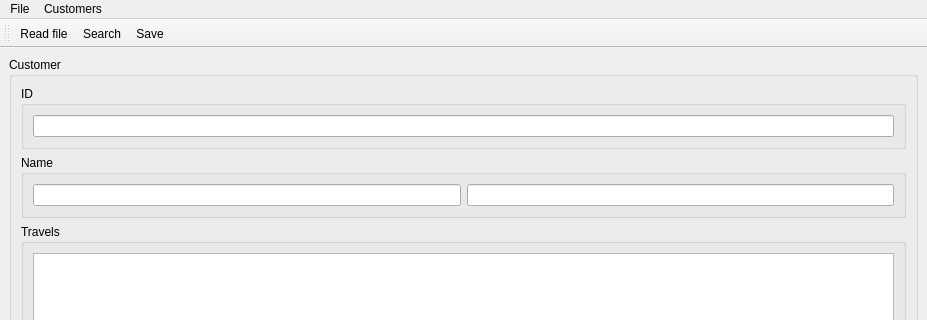
Before: the Qt Designer form src/ui/travelagencyui.ui in Bloeckchengrafik/pg2_1, drawn with Qt 5; both pictures show x 0 to 927 and y 0 to 320 of the 927 by 733 pixel window.
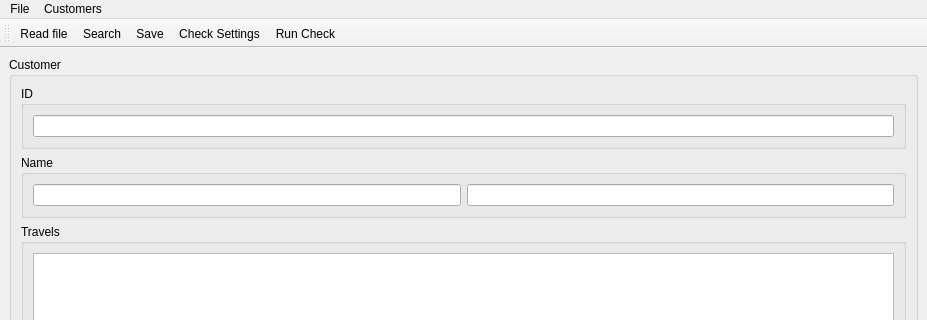
After: the same form once the commit is applied. Icons and pictures are not drawn.

```diff
--- a/src/ui/travelagencyui.ui
+++ b/src/ui/travelagencyui.ui
@@ -164,6 +164,8 @@
    <addaction name="actionReadFile"/>
    <addaction name="actionSearch"/>
    <addaction name="actionSave"/>
+   <addaction name="actionCheckSettings"/>
+   <addaction name="actionRunCheck"/>
   </widget>
   <action name="actionReadFile">
    <property name="icon">
@@ -204,6 +206,28 @@
     <enum>QAction::MenuRole::NoRole</enum>
    </property>
   </action>
+  <action name="actionCheckSettings">
+   <property name="icon">
+    <iconset theme="QIcon::ThemeIcon::DocumentProperties"/>
+   </property>
+   <property name="text">
+    <string>Check Settings</string>
+   </property>
+   <property name="menuRole">
+    <enum>QAction::MenuRole::NoRole</enum>
+   </property>
+  </action>
+  <action name="actionRunCheck">
+   <property name="icon">
+    <iconset theme="QIcon::ThemeIcon::DocumentSend"/>
+   </property>
+   <property name="text">
+    <string>Run Check</string>
+   </property>
+   <property name="menuRole">
+    <enum>QAction::MenuRole::NoRole</enum>
+   </property>
+  </action>
  </widget>
  <resources/>
  <connections/>
```
